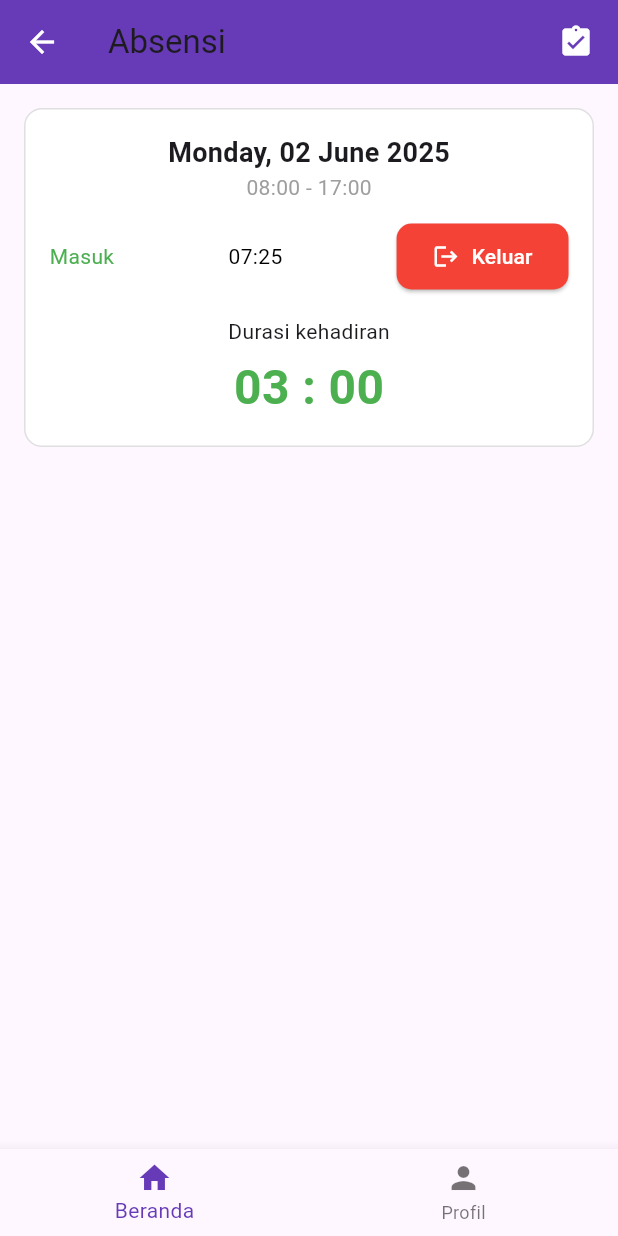
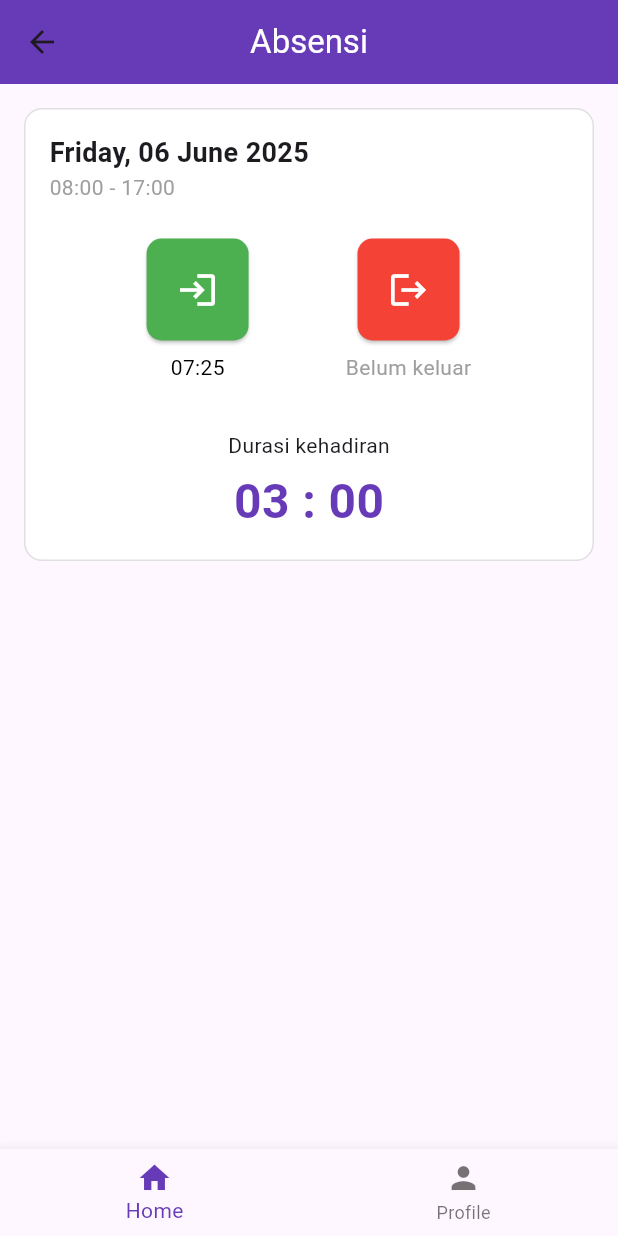
Before and after one commit to muhmmdfrd/hris-ai-mobile, a Flutter app: the HomeScreen screen opened by its route, on a phone screen of 412 x 824 dp. Run offline on Flutter 3.47's test engine with Material 3 defaults, Android fonts, the phone set to English and light mode, and no system bars; our stand-ins replace dio, flutter_bloc, flutter_map, geolocator, jiffy, latlong2 and 2 more; accounts and stored records are empty.

Commit message:
feat: add maps and home screen

```diff
--- a/lib/main.dart
+++ b/lib/main.dart
@@ -1,25 +1,33 @@
 import 'package:flutter/material.dart';
+import 'package:hris_ai/modules/maps/maps_screen.dart';
+import 'package:shared_preferences/shared_preferences.dart';
 import 'package:hris_ai/modules/auth/auth_screen.dart';
 import 'package:hris_ai/modules/feedback/feedback_screen.dart';
 import 'package:hris_ai/modules/home/home_screen.dart';
 
-void main() {
-  runApp(const MyApp());
+void main() async {
+  WidgetsFlutterBinding.ensureInitialized();
+  final prefs = await SharedPreferences.getInstance();
+  final token = prefs.getString('token');
+
+  runApp(MyApp(initialRoute: token == null ? '/auth' : '/home'));
 }
 
 class MyApp extends StatelessWidget {
-  const MyApp({super.key});
+  final String initialRoute;
+  const MyApp({super.key, required this.initialRoute});
 
   @override
   Widget build(BuildContext context) {
     return MaterialApp(
       title: 'Flutter Demo',
       theme: ThemeData(colorScheme: ColorScheme.fromSeed(seedColor: Colors.deepPurple)),
-      initialRoute: '/home',
+      initialRoute: initialRoute,
       routes: {
         '/auth': (context) => const AuthScreen(),
         '/home': (context) => const HomeScreen(),
         '/feedback': (context) => FeedbackScreen(),
+        '/maps': (context) => const MapsScreen(title: ''),
       },
     );
   }
--- a/lib/modules/auth/auth_screen.dart
+++ b/lib/modules/auth/auth_screen.dart
@@ -30,7 +30,7 @@ class _AuthFormState extends State<AuthForm> {
     final username = _usernameController.text;
     final password = _passwordController.text;
 
-    context.read<AuthBloc>().add(LoginSubmitted(username: username, password: password));
+    context.read<AuthBloc>().add(LoginSubmitted(email: username, password: password));
   }
 
   @override
@@ -73,7 +73,7 @@ class _AuthFormState extends State<AuthForm> {
                   controller: _usernameController,
                   decoration: InputDecoration(
                     prefixIcon: const Icon(Icons.person),
-                    labelText: 'Username',
+                    labelText: 'Email',
                     border: OutlineInputBorder(borderRadius: BorderRadius.circular(12)),
                     filled: true,
                     fillColor: Colors.white,
--- a/lib/modules/auth/bloc/auth_bloc.dart
+++ b/lib/modules/auth/bloc/auth_bloc.dart
@@ -14,7 +14,7 @@ class AuthBloc extends Bloc<AuthEvent, AuthState> {
     emit(AuthLoading());
 
     try {
-      final token = await loginService.login(event.username, event.password);
+      final token = await loginService.login(event.email, event.password);
       emit(AuthSuccess(token: token));
     } catch (e) {
       emit(AuthFailure(message: e.toString()));
--- a/lib/modules/auth/bloc/auth_event.dart
+++ b/lib/modules/auth/bloc/auth_event.dart
@@ -1,8 +1,8 @@
 abstract class AuthEvent {}
 
 class LoginSubmitted extends AuthEvent {
-  final String username;
+  final String email;
   final String password;
 
-  LoginSubmitted({required this.username, required this.password});
+  LoginSubmitted({required this.email, required this.password});
 }
--- a/lib/modules/home/home_screen.dart
+++ b/lib/modules/home/home_screen.dart
@@ -23,8 +23,8 @@ class _HomeScreenState extends State<HomeScreen> {
         selectedItemColor: Colors.deepPurple,
         onTap: (index) => setState(() => _currentIndex = index),
         items: const [
-          BottomNavigationBarItem(icon: Icon(Icons.home), label: 'Beranda'),
-          BottomNavigationBarItem(icon: Icon(Icons.person), label: 'Profil'),
+          BottomNavigationBarItem(icon: Icon(Icons.home), label: 'Home'),
+          BottomNavigationBarItem(icon: Icon(Icons.person), label: 'Profile'),
         ],
       ),
     );
--- a/lib/modules/home/main_screen.dart
+++ b/lib/modules/home/main_screen.dart
@@ -1,4 +1,5 @@
 import 'package:flutter/material.dart';
+import 'package:hris_ai/modules/maps/maps_screen.dart';
 import 'package:jiffy/jiffy.dart';
 
 class MainScreen extends StatelessWidget {
@@ -6,23 +7,21 @@ class MainScreen extends StatelessWidget {
 
   @override
   Widget build(BuildContext context) {
-    final today = Jiffy.parse('2025-06-02'); // kamu bisa sesuaikan ke Jiffy.now()
+    final today = Jiffy.now();
 
     return Scaffold(
       appBar: AppBar(
-        title: const Text('Absensi'),
+        title: const Text('Absensi', style: TextStyle(color: Colors.white)),
+        centerTitle: true,
         backgroundColor: Colors.deepPurple,
-        leading: const BackButton(color: Colors.white),
-        actions: const [
-          Padding(padding: EdgeInsets.only(right: 16.0), child: Icon(Icons.assignment_turned_in, color: Colors.white)),
-        ],
       ),
-      body: Column(children: [_buildTodayCard(today)]),
+      body: Column(children: [_buildTodayCard(today, context)]),
     );
   }
 
-  Widget _buildTodayCard(Jiffy today) {
+  Widget _buildTodayCard(Jiffy today, BuildContext context) {
     final formattedDay = today.format(pattern: 'EEEE, dd MMMM yyyy');
+
     return Container(
       margin: const EdgeInsets.all(16),
       padding: const EdgeInsets.all(16),
@@ -32,34 +31,71 @@ class MainScreen extends StatelessWidget {
         color: Colors.white,
       ),
       child: Column(
+        crossAxisAlignment: CrossAxisAlignment.start,
         children: [
           Text(formattedDay, style: const TextStyle(fontSize: 18, fontWeight: FontWeight.bold)),
           const Text('08:00 - 17:00', style: TextStyle(fontSize: 14, color: Colors.grey)),
-          const SizedBox(height: 12),
+          const SizedBox(height: 24),
           Row(
-            mainAxisAlignment: MainAxisAlignment.spaceBetween,
+            mainAxisAlignment: MainAxisAlignment.spaceEvenly,
             children: [
-              const Text('Masuk', style: TextStyle(color: Colors.green)),
-              const Text('07:25', style: TextStyle(color: Colors.black)),
-              ElevatedButton.icon(
+              // Tombol Masuk
+              Column(
+                children: [
+                  ElevatedButton(
                     onPressed: () {
-                  // TODO: handle check-out
+                      Navigator.push(
+                        context,
+                        MaterialPageRoute(builder: (context) => const MapsScreen(title: 'Absen Masuk')),
+                      );
                     },
-                icon: const Icon(Icons.logout),
-                label: const Text('Keluar'),
+                    style: ElevatedButton.styleFrom(
+                      backgroundColor: Colors.green,
+                      foregroundColor: Colors.white,
+                      padding: const EdgeInsets.all(20),
+                      shape: RoundedRectangleBorder(borderRadius: BorderRadius.circular(10)),
+                    ),
+                    child: const Icon(Icons.login, size: 28, color: Colors.white),
+                  ),
+                  const SizedBox(height: 8),
+                  const Text('07:25', style: TextStyle(fontSize: 14, color: Colors.black)),
+                ],
+              ),
+
+              // Tombol Keluar
+              Column(
+                children: [
+                  ElevatedButton(
+                    onPressed: () {
+                      Navigator.push(
+                        context,
+                        MaterialPageRoute(builder: (context) => const MapsScreen(title: 'Absen Keluar')),
+                      );
+                    },
                     style: ElevatedButton.styleFrom(
                       backgroundColor: Colors.red,
                       foregroundColor: Colors.white,
-                  padding: const EdgeInsets.symmetric(horizontal: 24, vertical: 12),
+                      padding: const EdgeInsets.all(20),
                       shape: RoundedRectangleBorder(borderRadius: BorderRadius.circular(10)),
                     ),
+                    child: const Icon(Icons.logout, size: 28, color: Colors.white),
+                  ),
+                  const SizedBox(height: 8),
+                  const Text('Belum keluar', style: TextStyle(fontSize: 14, color: Colors.grey)),
+                ],
               ),
             ],
           ),
-          const SizedBox(height: 16),
-          const Text('Durasi kehadiran', style: TextStyle(fontSize: 14)),
-          const SizedBox(height: 4),
-          const Text('03 : 00', style: TextStyle(fontSize: 32, color: Colors.green, fontWeight: FontWeight.bold)),
+          const SizedBox(height: 32),
+          const Center(
+            child: Column(
+              children: [
+                Text('Durasi kehadiran', style: TextStyle(fontSize: 14)),
+                SizedBox(height: 4),
+                Text('03 : 00', style: TextStyle(fontSize: 32, color: Colors.deepPurple, fontWeight: FontWeight.bold)),
+              ],
+            ),
+          ),
         ],
       ),
     );
--- a/pubspec.yaml
+++ b/pubspec.yaml
@@ -14,6 +14,11 @@ dependencies:
   flutter_bloc: ^8.1.3
   dio: ^5.3.2
   jiffy: ^6.2.1
+  shared_preferences: ^2.2.2
+  pretty_dio_logger: ^1.3.1
+  flutter_map: ^6.1.0
+  latlong2: ^0.9.0
+  geolocator: ^11.0.0
 
 dev_dependencies:
   flutter_test:
```
Also changed, not shown: lib/modules/auth/services/auth_service.dart (+43 -11 lines), lib/modules/maps/maps_screen.dart (added, +192 -0 lines), pubspec.lock, 4 other files. Lines whose indentation alone changed are shown as unchanged.
